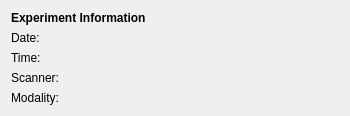
The window that Modules/XNAT/src/QmitkXnatExperimentInfoWidgetControls.ui (MITK/MITK) describes before a commit, drawn with Qt 5.
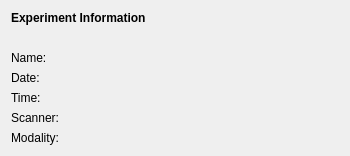
The same window after the commit.

Commit message: minibreadcrumbs in the widgets.

The edit to the form file:
```diff
--- a/Modules/XNAT/src/QmitkXnatExperimentInfoWidgetControls.ui
+++ b/Modules/XNAT/src/QmitkXnatExperimentInfoWidgetControls.ui
@@ -10,56 +10,56 @@
     <x>0</x>
     <y>0</y>
     <width>350</width>
-    <height>107</height>
+    <height>145</height>
    </rect>
   </property>
   <property name="windowTitle">
    <string>Qmitk Template</string>
   </property>
   <layout class="QGridLayout" name="gridLayout">
-   <item row="1" column="1">
+   <item row="4" column="1">
     <widget class="QLabel" name="dateLabel">
      <property name="text">
       <string/>
      </property>
     </widget>
    </item>
-   <item row="2" column="0">
+   <item row="5" column="0">
     <widget class="QLabel" name="label_3">
      <property name="text">
       <string>Time:</string>
      </property>
     </widget>
    </item>
-   <item row="1" column="0">
+   <item row="4" column="0">
     <widget class="QLabel" name="label">
      <property name="text">
       <string>Date:</string>
      </property>
     </widget>
    </item>
-   <item row="2" column="1">
+   <item row="5" column="1">
     <widget class="QLabel" name="timeLabel">
      <property name="text">
       <string/>
      </property>
     </widget>
    </item>
-   <item row="3" column="0">
+   <item row="6" column="0">
     <widget class="QLabel" name="label_5">
      <property name="text">
       <string>Scanner:</string>
      </property>
     </widget>
    </item>
-   <item row="3" column="1">
+   <item row="6" column="1">
     <widget class="QLabel" name="scannerLabel">
      <property name="text">
       <string/>
      </property>
     </widget>
    </item>
-   <item row="4" column="1">
+   <item row="7" column="1">
     <widget class="QLabel" name="modalityLabel">
      <property name="text">
       <string/>
@@ -83,13 +83,39 @@
      </property>
     </widget>
    </item>
-   <item row="4" column="0">
+   <item row="7" column="0">
     <widget class="QLabel" name="label_6">
      <property name="text">
       <string>Modality:</string>
      </property>
     </widget>
    </item>
+   <item row="3" column="0">
+    <widget class="QLabel" name="label_4">
+     <property name="text">
+      <string>Name:</string>
+     </property>
+    </widget>
+   </item>
+   <item row="3" column="1">
+    <widget class="QLabel" name="nameLabel">
+     <property name="text">
+      <string/>
+     </property>
+    </widget>
+   </item>
+   <item row="2" column="0" colspan="2">
+    <widget class="QLabel" name="breadcrumbLabel">
+     <property name="font">
+      <font>
+       <italic>true</italic>
+      </font>
+     </property>
+     <property name="text">
+      <string/>
+     </property>
+    </widget>
+   </item>
   </layout>
  </widget>
  <resources/>
```
Left out of the diff: 2 changed lines with no effect on the pictures. The commit also changes 5 other files.
